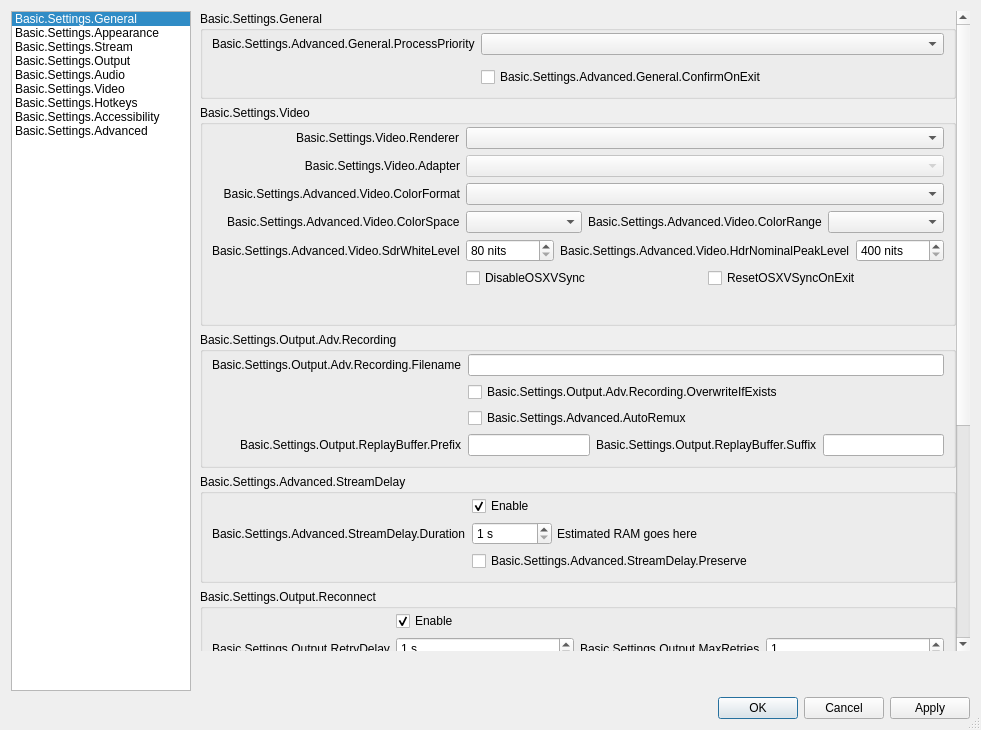
Qt form frontend/forms/OBSBasicSettings.ui (TheB1gG/obs-studio) before a commit.
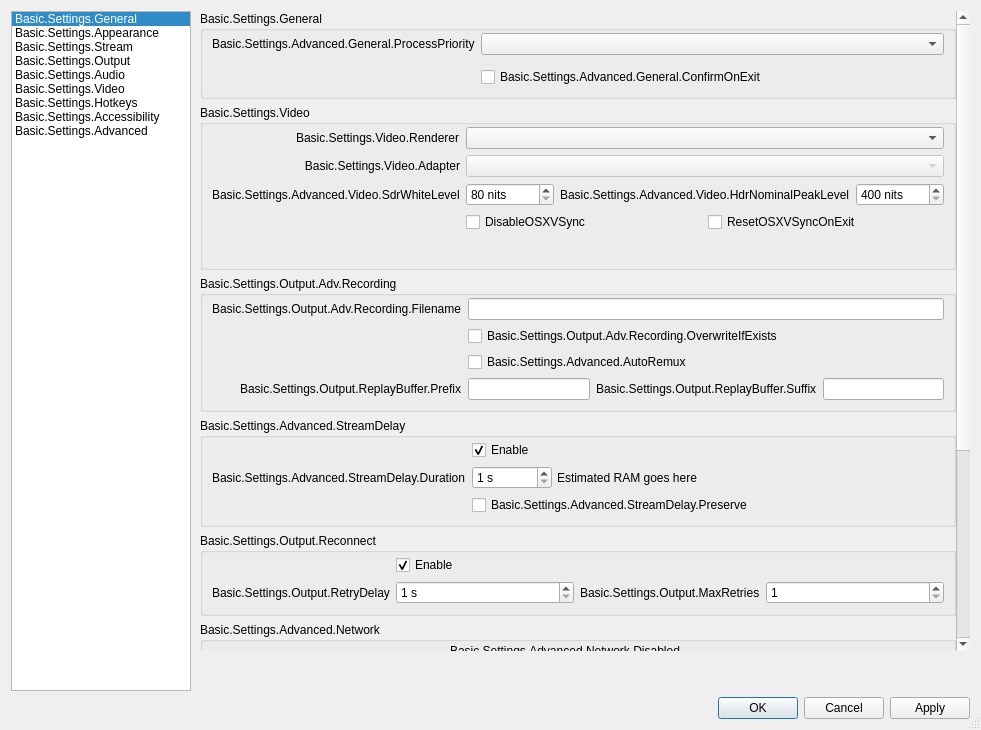
The same form after that commit. The open tabs and pages were chosen to show the change. Icons and pictures are not drawn. Custom widgets are drawn as their Qt base class.

Commit message: libobs + encoders: per-encoder color format/space/range with shared injection

Diff of the .ui file:
```diff
--- a/frontend/forms/OBSBasicSettings.ui
+++ b/frontend/forms/OBSBasicSettings.ui
@@ -8405,76 +8405,6 @@
                     </widget>
                    </item>
                    <item row="2" column="0">
-                    <widget class="QLabel" name="label_30">
-                     <property name="minimumSize">
-                      <size>
-                       <width>0</width>
-                       <height>0</height>
-                      </size>
-                     </property>
-                     <property name="text">
-                      <string>Basic.Settings.Advanced.Video.ColorFormat</string>
-                     </property>
-                     <property name="alignment">
-                      <set>Qt::AlignRight|Qt::AlignTrailing|Qt::AlignVCenter</set>
-                     </property>
-                     <property name="buddy">
-                      <cstring>colorFormat</cstring>
-                     </property>
-                    </widget>
-                   </item>
-                   <item row="2" column="1">
-                    <widget class="QComboBox" name="colorFormat"/>
-                   </item>
-                   <item row="3" column="0">
-                    <widget class="QLabel" name="label_33">
-                     <property name="text">
-                      <string>Basic.Settings.Advanced.Video.ColorSpace</string>
-                     </property>
-                     <property name="buddy">
-                      <cstring>colorSpace</cstring>
-                     </property>
-                    </widget>
-                   </item>
-                   <item row="3" column="1">
-                    <layout class="QHBoxLayout" name="horizontalLayout_20">
-                     <property name="leftMargin">
-                      <number>0</number>
-                     </property>
-                     <property name="topMargin">
-                      <number>0</number>
-                     </property>
-                     <property name="rightMargin">
-                      <number>0</number>
-                     </property>
-                     <property name="bottomMargin">
-                      <number>0</number>
-                     </property>
-                     <item>
-                      <widget class="QComboBox" name="colorSpace"/>
-                     </item>
-                     <item>
-                      <widget class="QLabel" name="label_34">
-                       <property name="sizePolicy">
-                        <sizepolicy hsizetype="Maximum" vsizetype="Preferred">
-                         <horstretch>0</horstretch>
-                         <verstretch>0</verstretch>
-                        </sizepolicy>
-                       </property>
-                       <property name="text">
-                        <string>Basic.Settings.Advanced.Video.ColorRange</string>
-                       </property>
-                       <property name="buddy">
-                        <cstring>colorRange</cstring>
-                       </property>
-                      </widget>
-                     </item>
-                     <item>
-                      <widget class="QComboBox" name="colorRange"/>
-                     </item>
-                    </layout>
-                   </item>
-                   <item row="4" column="0">
                     <widget class="QLabel" name="label_sdrWhiteLevel">
                      <property name="text">
                       <string>Basic.Settings.Advanced.Video.SdrWhiteLevel</string>
@@ -8484,7 +8414,7 @@
                      </property>
                     </widget>
                    </item>
-                   <item row="4" column="1">
+                   <item row="2" column="1">
                     <layout class="QHBoxLayout" name="horizontalLayout_sdrPaperWhite">
                      <property name="leftMargin">
                       <number>0</number>
```
Left out of the diff: 3 changed lines with no effect on the pictures. The commit also changes 14 other files.
